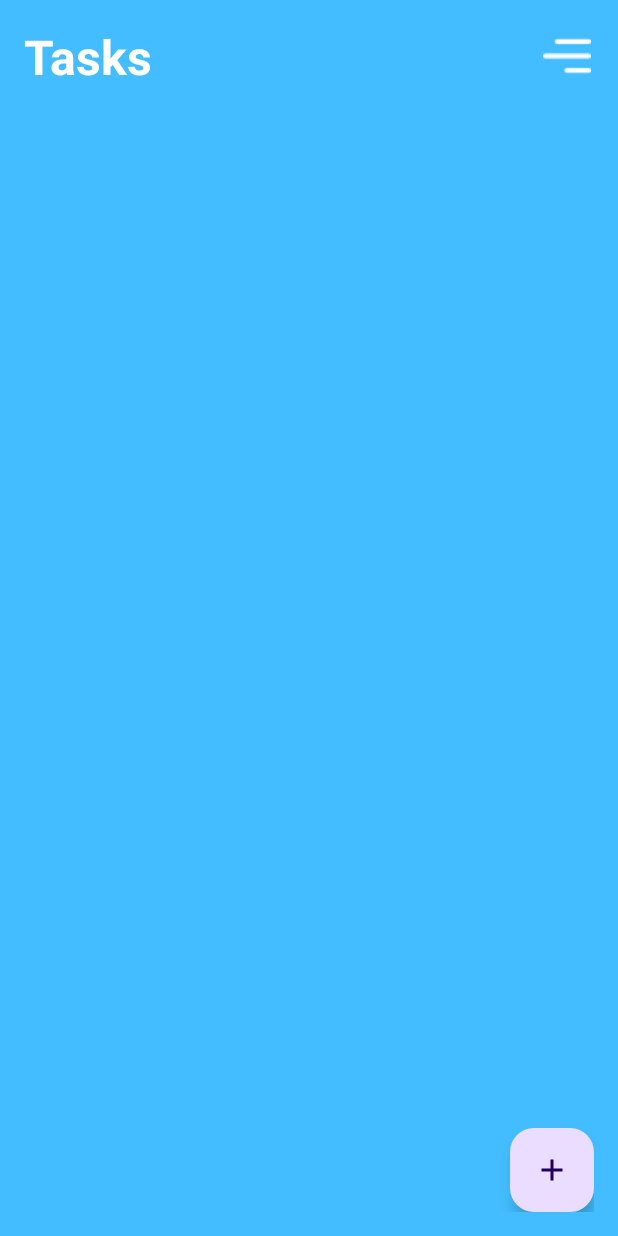
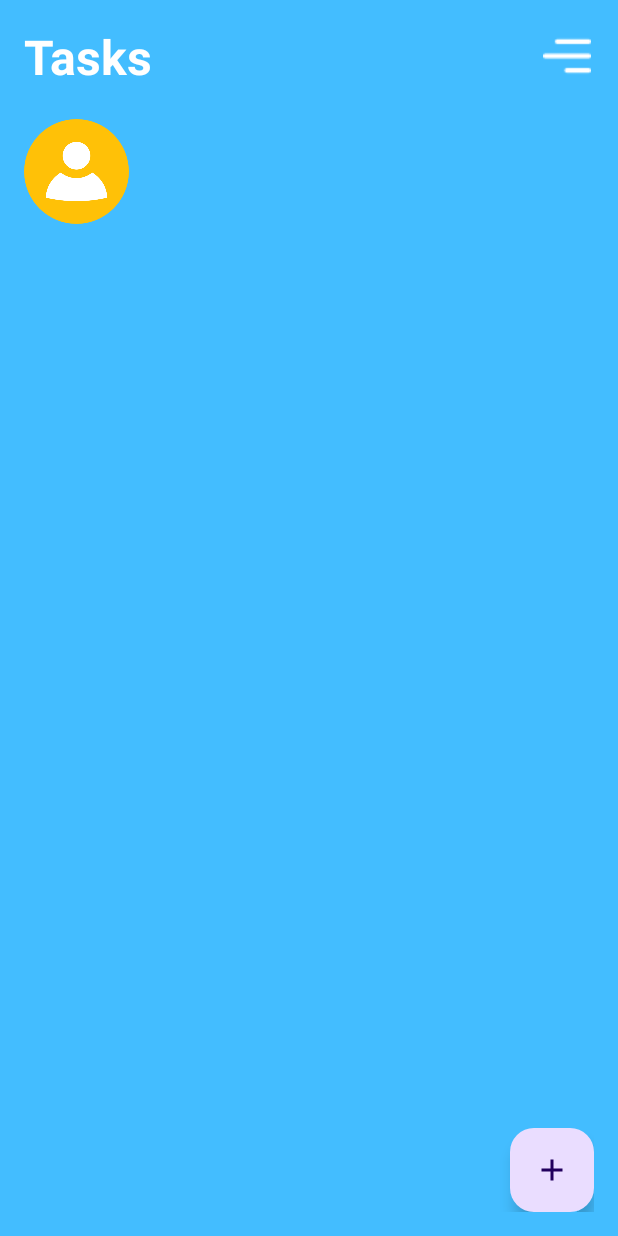
Before and after one commit to ChakraHs/Tasks-Management-Mobile-App-JAVA-ME, an Android app: the screen it shows after launch once a user with an empty profile is signed in (MainActivity), on a phone screen of 412 x 824 dp. Run offline under Robolectric (Android 15) with nearby library versions, the phone set to English and light mode, and no system bars; our stand-ins replace CircleImageView, Firebase (no records; nobody signed in at launch, a user with empty details on screens opened directly), Picasso.

Commit message:
get image from firebase and show it using picasso

```diff
--- a/app/build.gradle.kts
+++ b/app/build.gradle.kts
@@ -39,6 +39,7 @@ dependencies {
     implementation("com.firebaseui:firebase-ui-firestore:8.0.2")
     implementation("com.google.firebase:firebase-storage:20.3.0")
     implementation ("com.squareup.picasso:picasso:2.8")
+    implementation("de.hdodenhof:circleimageview:3.1.0")
     testImplementation("junit:junit:4.13.2")
     androidTestImplementation("androidx.test.ext:junit:1.1.5")
     androidTestImplementation("androidx.test.espresso:espresso-core:3.5.1")
--- a/app/src/main/java/com/example/mytask/MainActivity.java
+++ b/app/src/main/java/com/example/mytask/MainActivity.java
@@ -6,6 +6,7 @@ import androidx.recyclerview.widget.RecyclerView;
 
 import android.app.DownloadManager;
 import android.content.Intent;
+import android.net.Uri;
 import android.os.Bundle;
 import android.view.MenuItem;
 import android.widget.ImageButton;
@@ -17,7 +18,11 @@ import com.firebase.ui.firestore.FirestoreRecyclerAdapter;
 import com.firebase.ui.firestore.FirestoreRecyclerOptions;
 import com.google.android.material.floatingactionbutton.FloatingActionButton;
 import com.google.firebase.auth.FirebaseAuth;
+import com.google.firebase.auth.FirebaseUser;
 import com.google.firebase.firestore.Query;
+import com.squareup.picasso.Picasso;
+
+import de.hdodenhof.circleimageview.CircleImageView;
 
 public class MainActivity extends AppCompatActivity {
 
@@ -27,14 +32,30 @@ public class MainActivity extends AppCompatActivity {
 
     TaskAdapter taskAdapter;
 
+    FirebaseUser firebaseUser;
+
+    Uri uri;
+
+    CircleImageView imageView;
+
     @Override
     protected void onCreate(Bundle savedInstanceState) {
         super.onCreate(savedInstanceState);
         setContentView(R.layout.activity_main);
 
+        imageView = findViewById(R.id.profile_image);
+
         addTaskBtn = findViewById(R.id.add_task_btn);
         recyclerView = findViewById(R.id.recycler_view);
         menuBtn = findViewById(R.id.menu_btn);
+
+        firebaseUser = FirebaseAuth.getInstance().getCurrentUser();
+        uri = firebaseUser.getPhotoUrl();
+        //image view set image uri should not be used with regular URIs. So we are using Picasso
+
+        if(uri != null){
+            Picasso.get().load(uri).into(imageView);
+        }
 
         addTaskBtn.setOnClickListener(v -> startActivity(new Intent(MainActivity.this, TaskDetailsActivity.class)));
         menuBtn.setOnClickListener(v -> showMenu());
@@ -47,7 +68,6 @@ public class MainActivity extends AppCompatActivity {
         PopupMenu popupMenu = new PopupMenu(MainActivity.this,menuBtn);
         popupMenu.getMenu().add("Logout");
         popupMenu.getMenu().add("Profile");
-        popupMenu.getMenu().add("Image");
         popupMenu.show();
         popupMenu.setOnMenuItemClickListener(new PopupMenu.OnMenuItemClickListener() {
             @Override
@@ -60,11 +80,6 @@ public class MainActivity extends AppCompatActivity {
                 }
                 if(menuItem.getTitle() == "Profile"){
                     startActivity(new Intent(MainActivity.this,ProfileActivity.class));
-                    finish();
-                    return true;
-                }
-                if(menuItem.getTitle() == "Image"){
-                    startActivity(new Intent(MainActivity.this,UploadProfilePicActivity.class));
                     finish();
                     return true;
                 }
--- /dev/null
+++ b/app/src/main/res/drawable/circle_shape.xml
@@ -0,0 +1,7 @@
+<shape xmlns:android="http://schemas.android.com/apk/res/android"
+    android:shape="oval">
+    <solid android:color="@android:color/transparent" />
+    <stroke
+        android:width="2dp"
+        android:color="@color/primary" />
+</shape>
--- a/app/src/main/res/layout/activity_main.xml
+++ b/app/src/main/res/layout/activity_main.xml
@@ -35,11 +35,26 @@
             />
     </RelativeLayout>
 
+
+    <de.hdodenhof.circleimageview.CircleImageView
+        android:id="@+id/profile_image"
+        android:layout_width="70dp"
+        android:layout_height="70dp"
+        android:layout_centerHorizontal="true"
+        android:layout_marginVertical="20dp"
+        android:src="@drawable/user"
+        android:scaleType="centerCrop"
+        android:background="@drawable/circle_shape"
+        android:layout_below="@id/title_bar_layout"
+        android:layout_alignParentStart="true"
+        />
+
+
     <androidx.recyclerview.widget.RecyclerView
         android:layout_width="match_parent"
         android:layout_height="match_parent"
         android:id="@+id/recycler_view"
-        android:layout_below="@id/title_bar_layout" />
+        android:layout_below="@id/profile_image" />
 
     <com.google.android.material.floatingactionbutton.FloatingActionButton
         android:layout_width="wrap_content"
```
Also changed, not shown: app/src/main/java/com/example/mytask/ProfileActivity.java (+23 -1 lines), app/src/main/res/layout/activity_profile.xml (+6 -2 lines).
